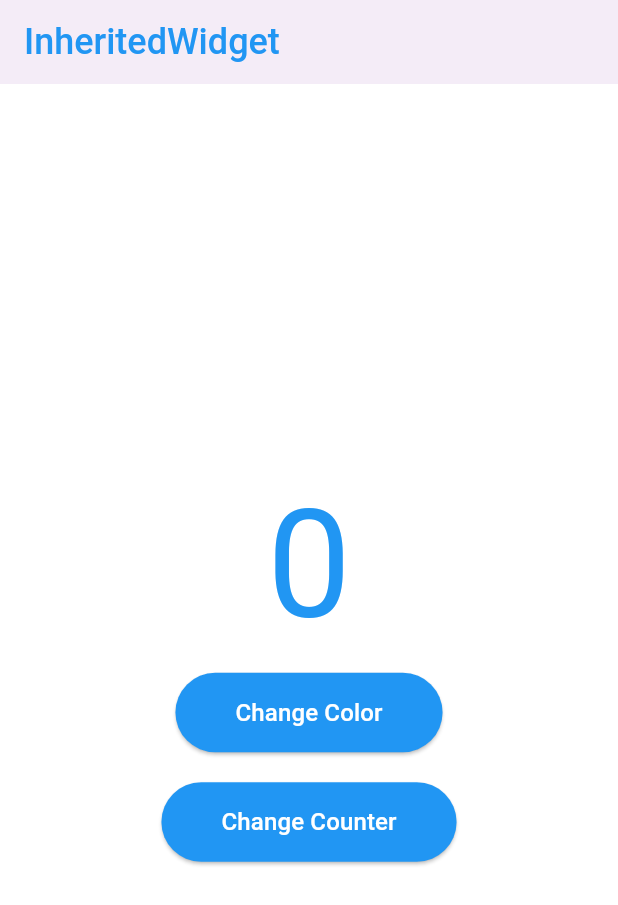
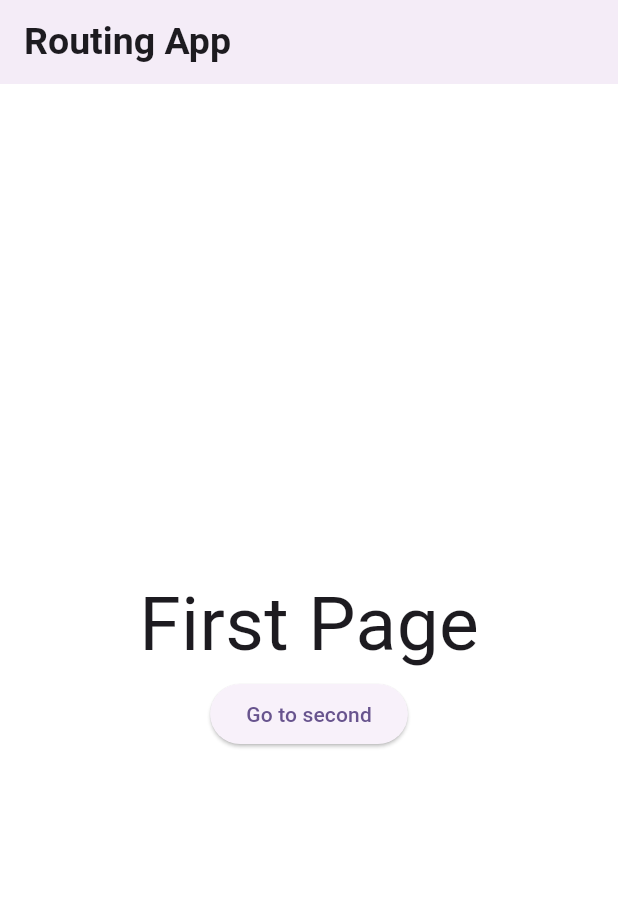
Before and after one commit to thedev97/Master-in-Flutter, a Flutter app: the screen it shows after launch, on a phone screen of 412 x 824 dp. Shown: the top 905 px of the screen. Run offline on Flutter 3.47's test engine with Material 3 defaults, Android fonts, the phone set to English and light mode, and no system bars; our stand-ins replace equatable, get_it.

Commit message:
Route concept done

```diff
--- /dev/null
+++ b/lib/Routing/RoutingManagement/route_generator.dart
@@ -0,0 +1,39 @@
+import 'package:flutter/material.dart';
+import 'package:flutter_interview_ques/Routing/Screens/first.dart';
+import 'package:flutter_interview_ques/Routing/Screens/second.dart';
+
+class RouteGenerator {
+  static Route<dynamic> generateRoute(RouteSettings settings) {
+    var args = settings.arguments;
+    switch (settings.name) {
+      case '/':
+        return MaterialPageRoute(builder: (_) => const FirstPage());
+      case '/second':
+        if (args is String) {
+          return MaterialPageRoute(builder: (_) => SecondPage(data: args));
+        }
+        return _errorRoute();
+      default:
+        return _errorRoute();
+    }
+  }
+
+  static Route<dynamic> _errorRoute() {
+    return MaterialPageRoute(builder: (_) {
+      return Scaffold(
+        appBar: AppBar(
+          elevation: 2,
+          title: const Text('Routing App',
+              style: TextStyle(fontSize: 25, fontWeight: FontWeight.w700)),
+        ),
+        body: const Center(
+          child: Text(
+            'Error',
+            style: TextStyle(
+                color: Colors.red, fontWeight: FontWeight.w500, fontSize: 35),
+          ),
+        ),
+      );
+    });
+  }
+}
--- /dev/null
+++ b/lib/Routing/Screens/first.dart
@@ -0,0 +1,45 @@
+import 'package:flutter/material.dart';
+
+class FirstPage extends StatefulWidget {
+  const FirstPage({super.key});
+
+  @override
+  State<FirstPage> createState() => _FirstPageState();
+}
+
+class _FirstPageState extends State<FirstPage> {
+  @override
+  Widget build(BuildContext context) {
+    return Scaffold(
+      appBar: AppBar(
+        elevation: 2,
+        title: const Text('Routing App',
+            style: TextStyle(fontSize: 25, fontWeight: FontWeight.w700)),
+      ),
+      body: Center(
+        child: Column(
+          mainAxisSize: MainAxisSize.min,
+          children: <Widget>[
+            const Text(
+              'First Page',
+              style: TextStyle(fontSize: 50),
+            ),
+            ElevatedButton(
+              child: const Text('Go to second'),
+              onPressed: () {
+                /*Navigator.of(context).push(MaterialPageRoute(
+                    builder: (context) => const SecondPage(
+                          data: "Hello there from the first page!",
+                        )));*/
+                Navigator.of(context).pushNamed(
+                  '/second',
+                  arguments: 'Hello there from the first page!',
+                );
+              },
+            )
+          ],
+        ),
+      ),
+    );
+  }
+}
--- a/lib/main.dart
+++ b/lib/main.dart
@@ -1,9 +1,8 @@
 import 'package:flutter/material.dart';
 import 'package:flutter_interview_ques/DependencyInjection/injection_container.dart';
 import 'package:flutter_interview_ques/InheritedWidget/state_widget.dart';
-import 'package:flutter_interview_ques/Streams/my_stream.dart';
-
-import 'InheritedWidget/Screens/home.dart';
+import 'package:flutter_interview_ques/Routing/RoutingManagement/route_generator.dart';
+import 'Routing/Screens/first.dart';
 
 void main() {
   setup();
@@ -26,7 +25,8 @@
               colorScheme: ColorScheme.fromSeed(seedColor: Colors.deepPurple),
               useMaterial3: true,
             ),
-            home: const Home(),
+            initialRoute: '/',
+            onGenerateRoute: RouteGenerator.generateRoute,
           );
         }
       ),
```
Also changed, not shown: lib/Routing/Screens/second.dart (added, +33 -0 lines).
